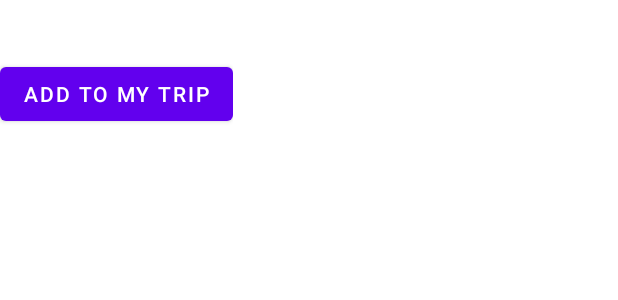
After one commit to sarveshtiku/Travel-Buddy-Android-Application, an Android app: the layout trip_add_popup.xml on its own in the app's theme, with its tools: preview values and no code run, on a phone screen of 412 x 824 dp. The commit adds this screen. Shown: the top 300 px of the screen. Run offline under Robolectric (Android 15) with nearby library versions, the light colour scheme and no system bars.

Commit message:
button popup added

```diff
--- a/app/src/main/java/com/example/travelbuddy/ThingsToDoCategoryAdapter.java
+++ b/app/src/main/java/com/example/travelbuddy/ThingsToDoCategoryAdapter.java
@@ -3,6 +3,7 @@ package com.example.travelbuddy;
 import android.view.LayoutInflater;
 import android.view.View;
 import android.view.ViewGroup;
+import android.widget.Button;
 import android.widget.TextView;
 
 import androidx.annotation.NonNull;
@@ -51,6 +52,8 @@ public class ThingsToDoCategoryAdapter extends RecyclerView.Adapter<ThingsToDoCa
             itemView.setOnClickListener(this);
         }
 
+
+
         @Override
         public void onClick(View v) {
             onCategoryClickListener.onCategoryClick(getAdapterPosition());
--- /dev/null
+++ b/app/src/main/res/layout/trip_add_popup.xml
@@ -0,0 +1,26 @@
+<?xml version="1.0" encoding="utf-8"?>
+<LinearLayout xmlns:android="http://schemas.android.com/apk/res/android"
+    android:layout_width="wrap_content"
+    android:layout_height="wrap_content"
+    android:orientation="vertical">
+
+    <TextView
+        android:id="@+id/title"
+        android:layout_width="wrap_content"
+        android:layout_height="wrap_content"
+        android:textColor="#000000"
+        android:textStyle="bold" />
+
+    <TextView
+        android:id="@+id/snippet"
+        android:layout_width="wrap_content"
+        android:layout_height="wrap_content"
+        android:textColor="#000000" />
+
+    <Button
+        android:id="@+id/add_to_trip_button"
+        android:layout_width="wrap_content"
+        android:layout_height="wrap_content"
+        android:text="Add to my trip" />
+
+</LinearLayout>
```
Also changed, not shown: app/src/main/java/com/example/travelbuddy/CustomInfoWindowAdapter.java (added, +51 -0 lines), app/src/main/java/com/example/travelbuddy/MapRecommendationActivity.java (+49 -51 lines), app/src/main/java/com/example/travelbuddy/TripPlace.java (added, +27 -0 lines), 1 other file.
